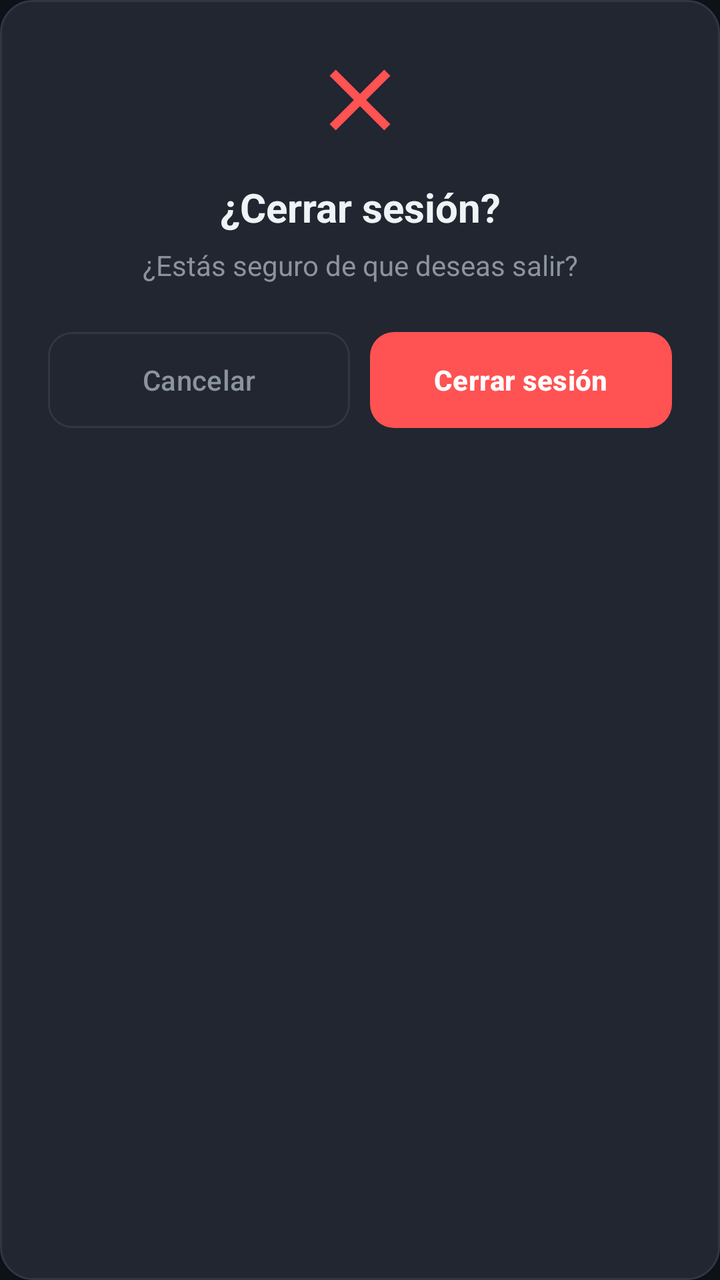
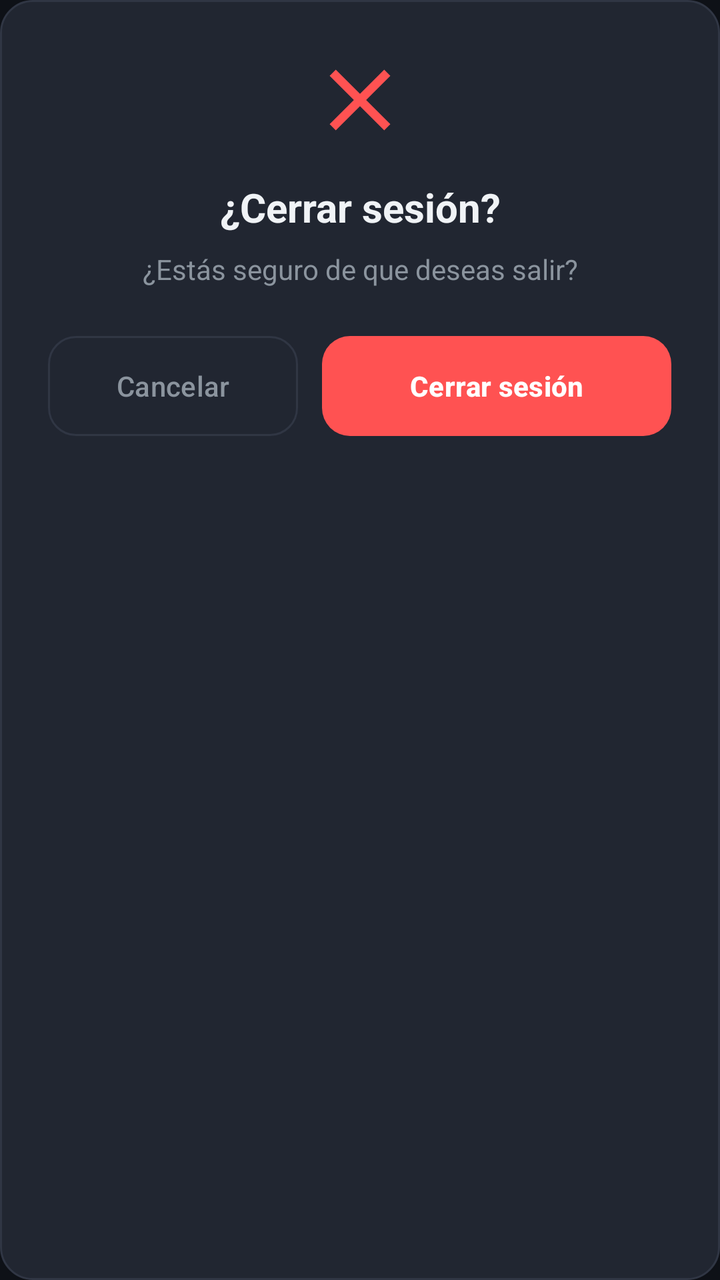

The first picture is an Android layout as it rendered before a commit; the second is the same layout after the commit. The layout source and the unified diff follow.
<!-- AndroidManifest.xml: application theme Theme.ATLAS -->
<!-- res/layout/dialog_confirm_logout.xml -->
<?xml version="1.0" encoding="utf-8"?>
<LinearLayout xmlns:android="http://schemas.android.com/apk/res/android"
    xmlns:app="http://schemas.android.com/apk/res-auto"
    android:layout_width="match_parent"
    android:layout_height="wrap_content"
    android:background="@drawable/bg_card_dark"
    android:orientation="vertical"
    android:padding="24dp">

    <ImageView
        android:layout_width="52dp"
        android:layout_height="52dp"
        android:layout_gravity="center_horizontal"
        android:contentDescription="@null"
        android:src="@drawable/ic_close"
        app:tint="@color/accent_red" />

    <TextView
        android:layout_width="match_parent"
        android:layout_height="wrap_content"
        android:layout_marginTop="14dp"
        android:gravity="center"
        android:text="@string/logout_dialog_title"
        android:textColor="@color/text_primary"
        android:textSize="20sp"
        android:textStyle="bold" />

    <TextView
        android:layout_width="match_parent"
        android:layout_height="wrap_content"
        android:layout_marginTop="6dp"
        android:gravity="center"
        android:text="@string/logout_dialog_message"
        android:textColor="@color/text_secondary"
        android:textSize="14sp" />

    <LinearLayout
        android:layout_width="match_parent"
        android:layout_height="wrap_content"
        android:layout_marginTop="24dp"
        android:orientation="horizontal">

        <com.google.android.material.button.MaterialButton
            android:id="@+id/btnCancelLogout"
            style="@style/Widget.Material3.Button.OutlinedButton"
            android:layout_width="0dp"
            android:layout_height="48dp"
            android:layout_weight="1"
            android:insetTop="0dp"
            android:insetBottom="0dp"
            android:text="@string/logout_dialog_cancel"
            android:textColor="@color/text_secondary"
            android:textSize="14sp"
            app:cornerRadius="12dp"
            app:strokeColor="@color/surface_card_stroke" />

        <com.google.android.material.button.MaterialButton
            android:id="@+id/btnConfirmLogout"
            android:layout_width="0dp"
            android:layout_height="48dp"
            android:layout_marginStart="10dp"
            android:layout_weight="1"
            android:insetTop="0dp"
            android:insetBottom="0dp"
            android:text="@string/logout_dialog_confirm"
            android:textColor="@color/white"
            android:textSize="14sp"
            android:textStyle="bold"
            app:backgroundTint="@color/accent_red"
            app:cornerRadius="12dp" />
    </LinearLayout>

</LinearLayout>
<!-- resources referenced by this layout -->
<resources>
  <color name="accent_red">#FF5252</color>
  <color name="surface_card_stroke">#303644</color>
  <color name="text_primary">#F0F3F6</color>
  <color name="text_secondary">#8B949E</color>
  <color name="white">#FFFFFFFF</color>
  <!-- drawable bg_card_dark (drawable) -->
  <?xml version="1.0" encoding="utf-8"?>
  <shape xmlns:android="http://schemas.android.com/apk/res/android"
      android:shape="rectangle">
      <solid android:color="@color/surface_card" />
      <corners android:radius="16dp" />
      <stroke
          android:width="1dp"
          android:color="@color/surface_card_stroke" />
  </shape>
  <!-- drawable ic_close (drawable) -->
  <vector xmlns:android="http://schemas.android.com/apk/res/android"
      android:width="24dp"
      android:height="24dp"
      android:viewportWidth="24"
      android:viewportHeight="24">
    <path
        android:fillColor="#FFFFFFFF"
        android:pathData="M19,6.41L17.59,5 12,10.59 6.41,5 5,6.41 10.59,12 5,17.59 6.41,19 12,13.41 17.59,19 19,17.59 13.41,12z"/>
  </vector>
  <string name="logout_dialog_cancel">Cancelar</string>
  <string name="logout_dialog_confirm">Cerrar sesión</string>
  <string name="logout_dialog_message">¿Estás seguro de que deseas salir?</string>
  <string name="logout_dialog_title">¿Cerrar sesión?</string>
  <style name="Theme.ATLAS" parent="Base.Theme.ATLAS" />
  <color name="surface_card">#212631</color>
  <style name="Base.Theme.ATLAS" parent="Theme.Material3.DayNight.NoActionBar">
          <item name="colorPrimary">@color/primary_neon</item>
          <item name="colorOnPrimary">@color/bg_dark</item>
          <item name="colorSecondary">@color/accent_orange</item>
          <item name="android:windowBackground">@color/bg_dark</item>
          <item name="android:statusBarColor">@color/bg_dark</item>
          <item name="android:navigationBarColor">@color/surface_dark</item>
      </style>
  <color name="primary_neon">#00E676</color>
  <color name="bg_dark">#0E1117</color>
  <color name="accent_orange">#FF9100</color>
  <color name="surface_dark">#161B22</color>
</resources>

<!-- the commit's change to res/layout/dialog_confirm_logout.xml (unified diff, before → after) -->
@@ -20,6 +20,7 @@
         android:layout_height="wrap_content"
         android:layout_marginTop="14dp"
         android:gravity="center"
+        android:maxLines="2"
         android:text="@string/logout_dialog_title"
         android:textColor="@color/text_primary"
         android:textSize="20sp"
@@ -28,8 +29,9 @@
     <TextView
         android:layout_width="match_parent"
         android:layout_height="wrap_content"
-        android:layout_marginTop="6dp"
+        android:layout_marginTop="8dp"
         android:gravity="center"
+        android:lineSpacingExtra="3dp"
         android:text="@string/logout_dialog_message"
         android:textColor="@color/text_secondary"
         android:textSize="14sp" />
@@ -44,30 +46,34 @@
             android:id="@+id/btnCancelLogout"
             style="@style/Widget.Material3.Button.OutlinedButton"
             android:layout_width="0dp"
-            android:layout_height="48dp"
+            android:layout_height="50dp"
             android:layout_weight="1"
             android:insetTop="0dp"
             android:insetBottom="0dp"
+            android:minWidth="0dp"
+            android:paddingHorizontal="8dp"
             android:text="@string/logout_dialog_cancel"
             android:textColor="@color/text_secondary"
             android:textSize="14sp"
-            app:cornerRadius="12dp"
+            app:cornerRadius="14dp"
             app:strokeColor="@color/surface_card_stroke" />
 
         <com.google.android.material.button.MaterialButton
             android:id="@+id/btnConfirmLogout"
             android:layout_width="0dp"
-            android:layout_height="48dp"
-            android:layout_marginStart="10dp"
-            android:layout_weight="1"
+            android:layout_height="50dp"
+            android:layout_marginStart="12dp"
+            android:layout_weight="1.4"
             android:insetTop="0dp"
             android:insetBottom="0dp"
+            android:minWidth="0dp"
+            android:paddingHorizontal="8dp"
             android:text="@string/logout_dialog_confirm"
             android:textColor="@color/white"
             android:textSize="14sp"
             android:textStyle="bold"
             app:backgroundTint="@color/accent_red"
-            app:cornerRadius="12dp" />
+            app:cornerRadius="14dp" />
     </LinearLayout>
 
 </LinearLayout>
